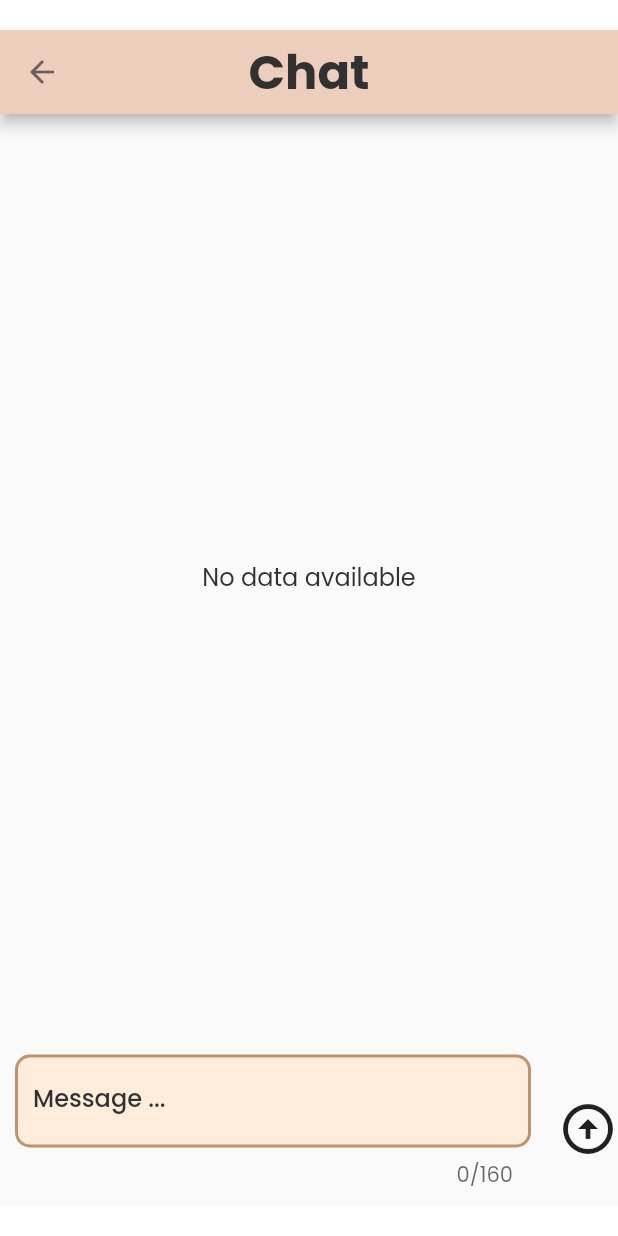
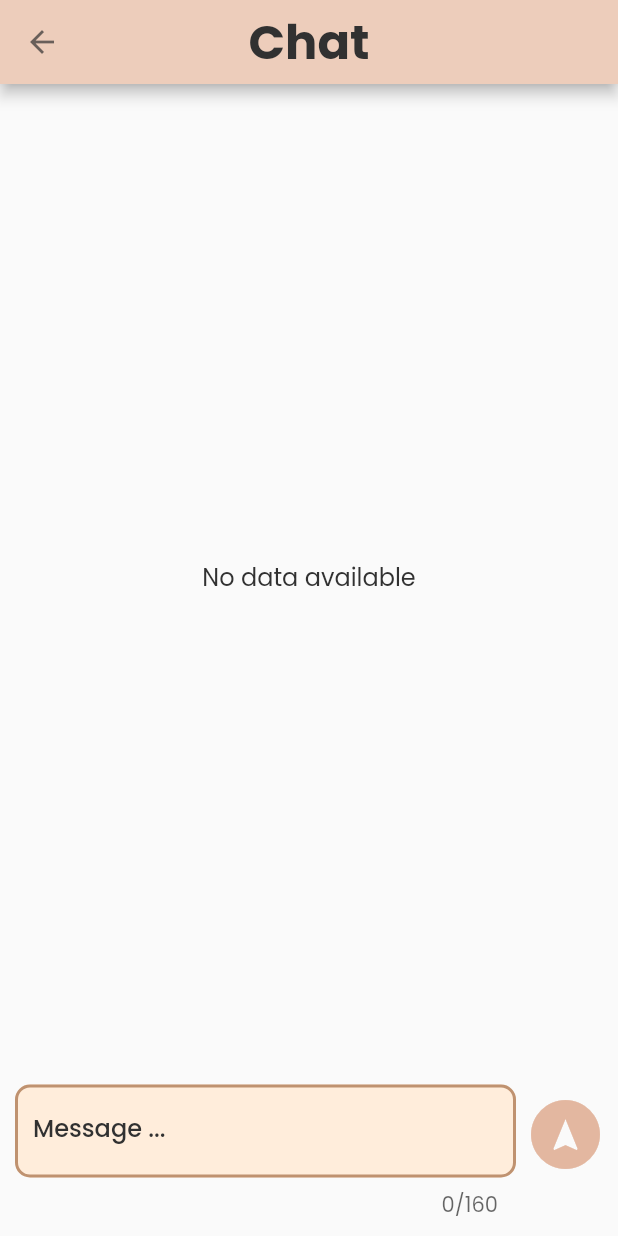
Before and after one commit to rpibusybees/RPIRizz, a Flutter app: the ChatPage screen opened directly with empty values, on a phone screen of 412 x 824 dp. Run offline on Flutter 3.47's test engine with Material 2 defaults, Android fonts, the light colour scheme and no system bars; our stand-ins replace carousel_slider, cloud_firestore, firebase_auth, firebase_core, firebase_storage, flutter_spinkit and 3 more; accounts and stored records are empty; generated files the repository leaves out were written again.

Commit message:
Add styling
Added loading heart and message chat styling

```diff
--- a/rizz/lib/browseChat/browsing.dart
+++ b/rizz/lib/browseChat/browsing.dart
@@ -612,9 +612,7 @@ class _BrowsingPageState extends State<BrowsingPage> {
     } else {
       return Scaffold(
         backgroundColor: Theme.of(context).colorScheme.background,
-        body: const Center(
-          child: CircularProgressIndicator(),
-        ),
+        body: Consts.loadingHeart,
       );
     }
   }
--- a/rizz/lib/browseChat/chatroom.dart
+++ b/rizz/lib/browseChat/chatroom.dart
@@ -68,13 +68,9 @@ class _ChatPageState extends State<ChatPage> {
   @override
   Widget build(BuildContext context) {
     if (_loading) {
-      return const Center(
-        child: CircularProgressIndicator(),
-      );
+      return Consts.loadingHeart;
     }
-    return Padding(
-      padding: Consts.vertPadding,
-      child: Scaffold(
+    return Scaffold(
       appBar: AppBar(
         title: Text(
           matchName ?? 'Chat',
@@ -145,6 +141,8 @@ class _ChatPageState extends State<ChatPage> {
             ),
           ),
           Row(
+            mainAxisAlignment: MainAxisAlignment.end,
+            crossAxisAlignment: CrossAxisAlignment.start,
             children: [
               Expanded(
                 child: SendMessage(
@@ -152,10 +150,13 @@ class _ChatPageState extends State<ChatPage> {
                   formKey: _formKey,
                 ),
               ),
-                IconButton(
-                  icon: const Icon(
-                    Icons.arrow_circle_up_outlined,
-                    size: 40,
+              Padding(
+                padding: const EdgeInsets.only(right: 20, top: 10),
+                child: IconButton(
+                  icon: Icon(
+                    Icons.assistant_navigation, //arrow_circle_up_outlined
+                    size: 50,
+                    color: Theme.of(context).colorScheme.tertiary,
                   ),
                   onPressed: () async {
                     if (_formKey!.currentState!.validate()) {
@@ -178,10 +179,10 @@ class _ChatPageState extends State<ChatPage> {
                     }
                   },
                 ),
+              ),
             ],
           ),
         ],
-        ),
       ),
     );
   }
@@ -232,7 +233,7 @@ class _ChatListTileState extends State<ChatListTile> {
               setState(() {
                 time = !time!;
               });
-            }
+            },
           ),
         ),
       ),
@@ -255,7 +256,7 @@ class SendMessage extends StatelessWidget {
     return Form(
       key: formKey,
       child: Padding(
-        padding: const EdgeInsets.all(10.0),
+        padding: const EdgeInsets.only(top: 10.0, bottom: 10.0, left: 10.0),
         child: TextFormField(
           maxLength: 160,
           maxLines: null,
--- a/rizz/lib/login/verification.dart
+++ b/rizz/lib/login/verification.dart
@@ -1,6 +1,7 @@
 import 'package:cloud_firestore/cloud_firestore.dart';
 import 'package:flutter/material.dart';
 import 'package:firebase_auth/firebase_auth.dart';
+import '../consts.dart';
 import '../header.dart';
 import '../questionnaire/name.dart';
 import 'login.dart';
@@ -112,9 +113,7 @@ class _VerificationPageState extends State<VerificationPage> {
       return Scaffold(
         body: Container(
           color: Theme.of(context).colorScheme.background,
-          child: const Center(
-            child: CircularProgressIndicator(),
-          ),
+          child: Consts.loadingHeart,
         ),
       );
     }
--- a/rizz/lib/profile/user_profile.dart
+++ b/rizz/lib/profile/user_profile.dart
@@ -2,6 +2,7 @@ import 'package:flutter/material.dart';
 import 'package:cloud_firestore/cloud_firestore.dart';
 import 'package:firebase_auth/firebase_auth.dart';
 import 'package:flutter_svg/flutter_svg.dart';
+import 'package:rizz/consts.dart';
 import '../userObjects.dart';
 import '../questionnaire/name.dart';
 import '../login/login.dart';
@@ -66,9 +67,7 @@ class UserProfilePageState extends State<UserProfilePage> {
     if (loading == true) {
       return Scaffold(
         backgroundColor: Theme.of(context).colorScheme.background,
-        body: const Center(
-          child: CircularProgressIndicator(),
-        ),
+        body: Consts.loadingHeart,
       );
     }
 
```
Lines whose indentation alone changed are shown as unchanged.
